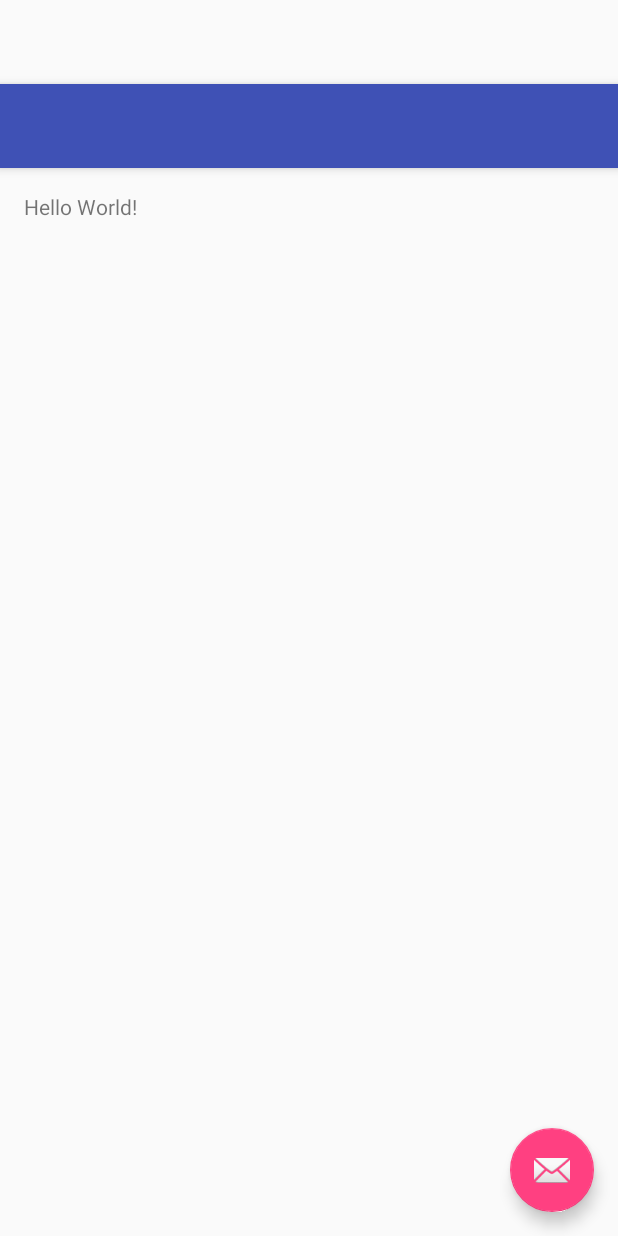
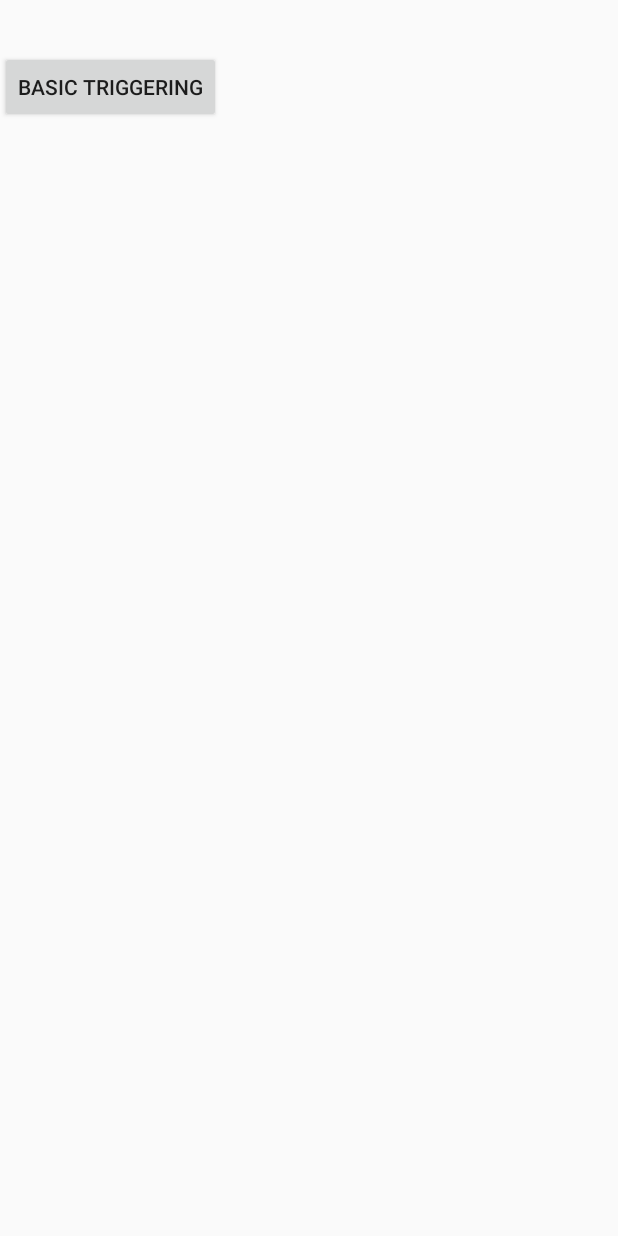
Before and after one commit to coshx/drekkar, an Android app: the layout activity_main.xml on its own in the app's theme, with its tools: preview values and no code run, on a phone screen of 412 x 824 dp. Run offline under Robolectric (Android 15) with nearby library versions, the phone set to English and light mode, and no system bars.

Commit message:
Adds basic triggering test

```diff
--- a/app/build.gradle
+++ b/app/build.gradle
@@ -24,4 +24,5 @@ dependencies {
     testCompile 'junit:junit:4.12'
     compile 'com.android.support:appcompat-v7:22.2.1'
     compile 'com.android.support:design:22.2.1'
+    compile project(':drekkar')
 }
--- a/app/src/main/res/layout/activity_main.xml
+++ b/app/src/main/res/layout/activity_main.xml
@@ -1,5 +1,5 @@
 <?xml version="1.0" encoding="utf-8"?>
-<android.support.design.widget.CoordinatorLayout
+<RelativeLayout
     android:layout_width="match_parent"
     android:layout_height="match_parent"
     android:fitsSystemWindows="true"
@@ -9,31 +9,15 @@
     tools:context="com.coshx.drekkartest.MainActivity"
     >
 
-    <android.support.design.widget.AppBarLayout
-        android:layout_width="match_parent"
-        android:layout_height="wrap_content"
-        android:theme="@style/AppTheme.AppBarOverlay"
-        >
 
-        <android.support.v7.widget.Toolbar
-            android:id="@+id/toolbar"
-            android:layout_width="match_parent"
-            android:layout_height="?attr/actionBarSize"
-            android:background="?attr/colorPrimary"
-            app:popupTheme="@style/AppTheme.PopupOverlay"
-            />
-
-    </android.support.design.widget.AppBarLayout>
-
-    <include layout="@layout/content_main" />
-
-    <android.support.design.widget.FloatingActionButton
-        android:id="@+id/fab"
+    <Button
         android:layout_width="wrap_content"
         android:layout_height="wrap_content"
-        android:layout_gravity="bottom|end"
-        android:layout_margin="@dimen/fab_margin"
-        android:src="@android:drawable/ic_dialog_email"
+        android:text="Basic triggering"
+        android:id="@+id/basic_triggering_trigger"
+        android:layout_alignParentTop="true"
+        android:layout_alignParentLeft="true"
+        android:layout_alignParentStart="true"
+        android:layout_marginTop="34dp"
         />
-
-</android.support.design.widget.CoordinatorLayout>
+</RelativeLayout>
--- a/app/src/main/res/layout/content_main.xml
+++ /dev/null
@@ -1,22 +0,0 @@
-<?xml version="1.0" encoding="utf-8"?>
-<RelativeLayout
-    android:layout_width="match_parent"
-    android:layout_height="match_parent"
-    android:paddingBottom="@dimen/activity_vertical_margin"
-    android:paddingLeft="@dimen/activity_horizontal_margin"
-    android:paddingRight="@dimen/activity_horizontal_margin"
-    android:paddingTop="@dimen/activity_vertical_margin"
-    xmlns:android="http://schemas.android.com/apk/res/android"
-    xmlns:app="http://schemas.android.com/apk/res-auto"
-    xmlns:tools="http://schemas.android.com/tools"
-    app:layout_behavior="@string/appbar_scrolling_view_behavior"
-    tools:context="com.coshx.drekkartest.MainActivity"
-    tools:showIn="@layout/activity_main"
-    >
-
-    <TextView
-        android:layout_width="wrap_content"
-        android:layout_height="wrap_content"
-        android:text="Hello World!"
-        />
-</RelativeLayout>
```
Also changed, not shown: app/src/main/AndroidManifest.xml (+7 -2 lines), app/src/main/java/com/coshx/drekkartest/BasicTriggeringActivity.java (added, +42 -0 lines), app/src/main/java/com/coshx/drekkartest/MainActivity.java (+14 -36 lines), app/src/main/java/com/coshx/drekkartest/WebActivity.java (added, +16 -0 lines), app/src/main/res/layout/basic_triggering.xml (added, +15 -0 lines), 4 other files.
